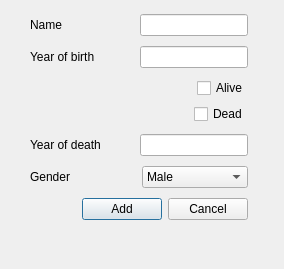
Qt form addsci.ui (sandraBender/VLN1-hopur2) before a commit.
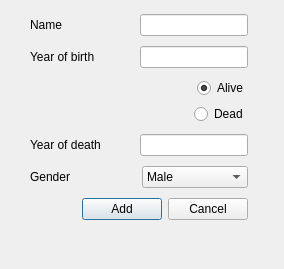
The same form after that commit.

```diff
--- a/addsci.ui
+++ b/addsci.ui
@@ -13,7 +13,7 @@
   <property name="windowTitle">
    <string>Dialog</string>
   </property>
-  <widget class="QWidget" name="">
+  <widget class="QWidget" name="layoutWidget">
    <property name="geometry">
     <rect>
      <x>30</x>
@@ -53,15 +53,20 @@
     </item>
     <item>
      <layout class="QVBoxLayout" name="verticalLayout_3">
+      <item>
+       <layout class="QVBoxLayout" name="verticalLayout">
       <item alignment="Qt::AlignRight">
-       <widget class="QCheckBox" name="toggle_alive">
+         <widget class="QRadioButton" name="button_alive">
         <property name="text">
          <string>Alive</string>
         </property>
+          <property name="checked">
+           <bool>true</bool>
+          </property>
        </widget>
       </item>
       <item alignment="Qt::AlignRight">
-       <widget class="QCheckBox" name="toggle_dead">
+         <widget class="QRadioButton" name="button_dead">
         <property name="text">
          <string>Dead</string>
         </property>
@@ -69,6 +74,8 @@
       </item>
      </layout>
     </item>
+     </layout>
+    </item>
     <item>
      <layout class="QHBoxLayout" name="horizontalLayout_13">
       <item>
```
Left out of the diff: 42 changed lines with no effect on the pictures. Lines whose indentation alone changed are shown as unchanged.
